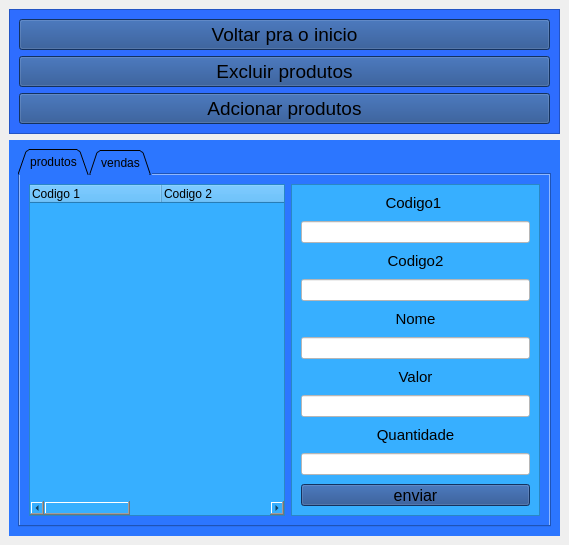
The window that View/Ui/produtos.ui (DiomarBR/aplicacao_de_venda_e_controle_de_estoque) describes before a commit, drawn with Qt 5.
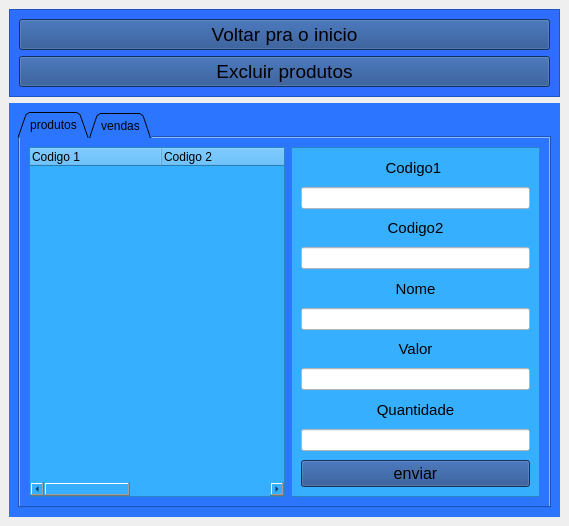
The same window after the commit. The open tabs and pages were chosen to show the change.

Diff of the .ui file:
```diff
--- a/View/Ui/produtos.ui
+++ b/View/Ui/produtos.ui
@@ -7,7 +7,7 @@
     <x>0</x>
     <y>0</y>
     <width>569</width>
-    <height>503</height>
+    <height>526</height>
    </rect>
   </property>
   <property name="windowTitle">
@@ -75,33 +75,6 @@
          </property>
         </widget>
        </item>
-       <item>
-        <widget class="QPushButton" name="adcioanr_produtos">
-         <property name="minimumSize">
-          <size>
-           <width>0</width>
-           <height>0</height>
-          </size>
-         </property>
-         <property name="maximumSize">
-          <size>
-           <width>16777215</width>
-           <height>16777215</height>
-          </size>
-         </property>
-         <property name="font">
-          <font>
-           <pointsize>14</pointsize>
-          </font>
-         </property>
-         <property name="styleSheet">
-          <string notr="true">background-color: rgb(27, 70, 135);</string>
-         </property>
-         <property name="text">
-          <string>Adcionar produtos</string>
-         </property>
-        </widget>
-       </item>
       </layout>
      </widget>
     </item>
```
Left out of the diff: 4 changed lines with no effect on the pictures.
